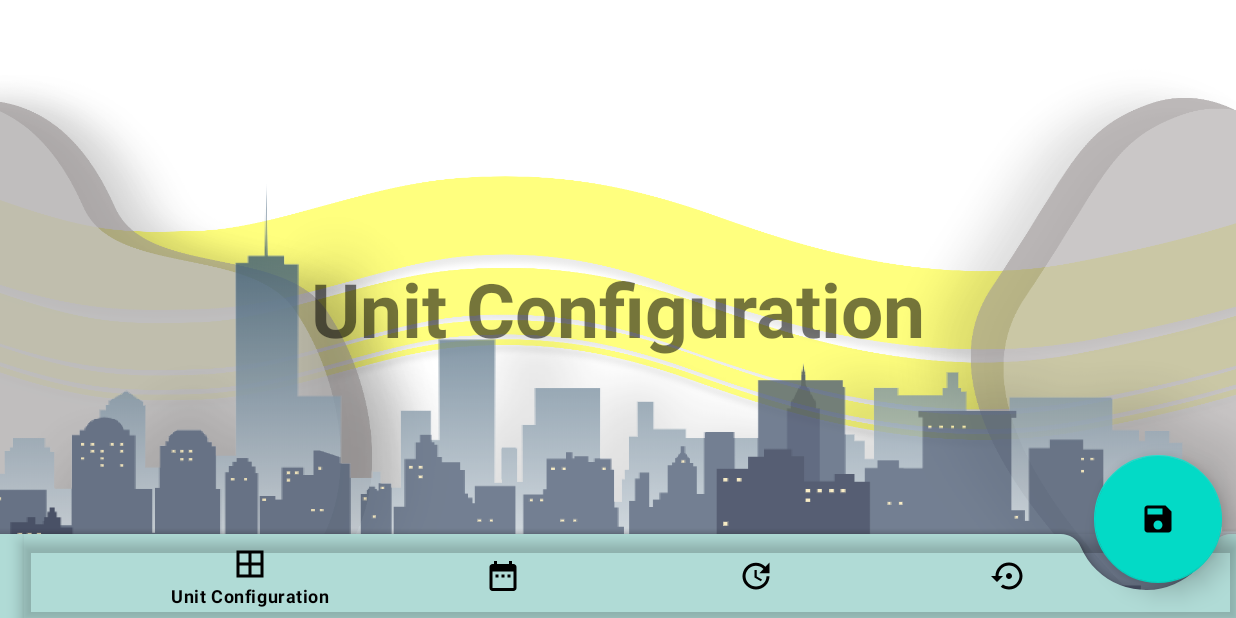
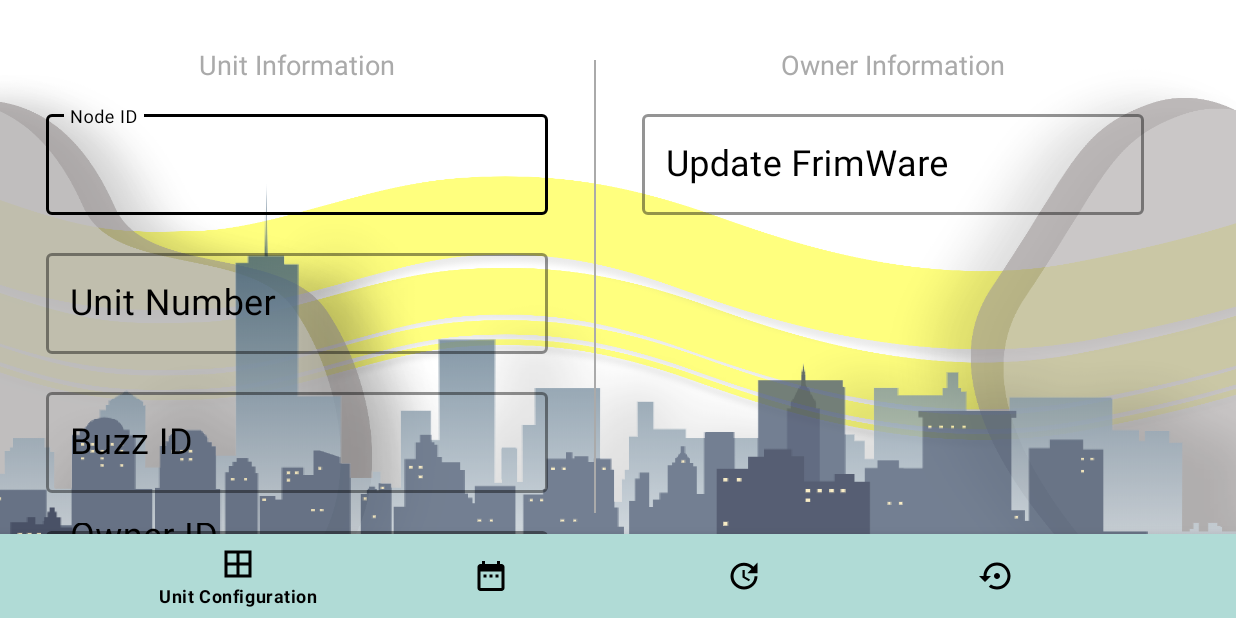
Before and after one commit to Amin397/SmartHome, an Android app: the V_Setting screen opened directly, with no data from a screen before it, on a phone screen of 824 x 412 dp (held sideways). Run offline under Robolectric (Android 15) with nearby library versions, the phone set to English and light mode, and no system bars.

Commit message:
working on V Setting page !!

```diff
--- a/app/build.gradle
+++ b/app/build.gradle
@@ -92,7 +92,7 @@ dependencies {
 
     implementation 'pub.devrel:easypermissions:3.0.0'
     implementation "com.airbnb.android:lottie:3.0.0-beta1"
-    implementation 'com.google.android.material:material:1.0.0'
+    implementation 'com.google.android.material:material:1.1.0'
     implementation 'com.google.zxing:core:3.2.1'
     implementation 'com.journeyapps:zxing-android-embedded:3.2.0@aar'
 
--- a/app/src/main/java/com/mimik/smarthome/userinterface/homePanel/HPIdle.java
+++ b/app/src/main/java/com/mimik/smarthome/userinterface/homePanel/HPIdle.java
@@ -141,7 +141,7 @@ public class HPIdle extends AppCompatActivity implements DeviceAdapter.IDeviceSe
         call_init();
         AdminPanelInit();
 
-        anim_setting.playAnimation();
+        //anim_setting.playAnimation();
 
         img_accept_call.setOnClickListener(acceptCallClickListener);
         img_reject_call.setOnClickListener(rejectCallClicListener);
--- a/app/src/main/java/com/mimik/smarthome/userinterface/visitorPanel/V_Setting.java
+++ b/app/src/main/java/com/mimik/smarthome/userinterface/visitorPanel/V_Setting.java
@@ -7,12 +7,14 @@ import androidx.fragment.app.FragmentTransaction;
 
 import android.os.Bundle;
 import android.view.MenuItem;
+import android.view.View;
 import android.view.Window;
 import android.view.WindowManager;
 
 import com.google.android.material.bottomappbar.BottomAppBar;
 import com.google.android.material.bottomnavigation.BottomNavigationView;
 import com.google.android.material.floatingactionbutton.FloatingActionButton;
+import com.google.android.material.snackbar.Snackbar;
 import com.mimik.smarthome.R;
 import com.mimik.smarthome.fragments.DateAndTime;
 import com.mimik.smarthome.fragments.ResetFactory;
@@ -38,6 +40,16 @@ public class V_Setting extends AppCompatActivity {
         bottom_nav.setOnNavigationItemSelectedListener(mBottomNavItemClickListener);
         bottom_nav.setSelectedItemId(R.id.nav_unit_config_id);
     }
+
+    private FloatingActionButton.OnClickListener mSaveClickListener
+             = new View.OnClickListener() {
+        @Override
+        public void onClick(View v) {
+            Snackbar snackbar = Snackbar
+                    .make(v, "Saved !", Snackbar.LENGTH_SHORT);
+            snackbar.show();
+        }
+    };
 
     private BottomNavigationView.OnNavigationItemSelectedListener mBottomNavItemClickListener
              = new BottomNavigationView.OnNavigationItemSelectedListener() {
@@ -78,7 +90,5 @@ public class V_Setting extends AppCompatActivity {
 
     private void initViews() {
         bottom_nav = (BottomNavigationView) findViewById(R.id.bottom_navigation_view_id);
-        fab_save = (FloatingActionButton) findViewById(R.id.fab_save_id);
-        bottom_appBar = (BottomAppBar) findViewById(R.id.bottom_appbar_id);
     }
 }
--- a/app/src/main/res/layout/activity_v_setting.xml
+++ b/app/src/main/res/layout/activity_v_setting.xml
@@ -15,39 +15,16 @@
         app:layout_behavior="@string/appbar_scrolling_view_behavior" />
 
 
-    <com.google.android.material.bottomappbar.BottomAppBar
-        android:layout_width="match_parent"
-        android:backgroundTint="@color/colorPrimary"
-        android:layout_gravity="bottom"
-        app:fabAlignmentMode="end"
-        android:id="@+id/bottom_appbar_id"
-        app:fabCradleVerticalOffset="10dp"
-        app:fabCradleRoundedCornerRadius="15dp"
-        android:layout_height="wrap_content">
+
 
         <com.google.android.material.bottomnavigation.BottomNavigationView
             android:layout_width="match_parent"
             app:menu="@menu/bottom_nav_menu"
             android:id="@+id/bottom_navigation_view_id"
-            app:elevation="5dp"
             android:layout_gravity="bottom"
-            app:labelVisibilityMode="auto"
             app:itemIconTint="@android:color/black"
             app:itemTextColor="@android:color/black"
-            android:background="#00FFFFFF"
-            android:layout_height="match_parent"/>
-
-    </com.google.android.material.bottomappbar.BottomAppBar>
-
-    <com.google.android.material.floatingactionbutton.FloatingActionButton
-        android:layout_width="wrap_content"
-        app:layout_anchor="@id/bottom_navigation_view_id"
-        app:fabCustomSize="85dp"
-        app:elevation="10dp"
-        android:id="@+id/fab_save_id"
-        android:layout_margin="8dp"
-        android:src="@drawable/ic_save_black_24dp"
-        android:layout_marginEnd="25dp"
-        android:layout_height="wrap_content"/>
+            android:background="@color/colorPrimary"
+            android:layout_height="wrap_content"/>
 
 </androidx.coordinatorlayout.widget.CoordinatorLayout>
--- a/app/src/main/res/layout/home_simple.xml
+++ b/app/src/main/res/layout/home_simple.xml
@@ -36,9 +36,9 @@
     <com.airbnb.lottie.LottieAnimationView
         android:layout_width="300dp"
         app:lottie_fileName="setting.json"
-        app:lottie_loop="true"
+        app:lottie_loop="false"
         app:lottie_speed="0.75"
-        app:lottie_autoPlay="true"
+        app:lottie_autoPlay="false"
         android:id="@+id/anim_setting_h_id"
         android:layout_alignParentBottom="true"
         android:layout_alignParentEnd="true"
--- /dev/null
+++ b/app/src/main/res/layout/owner_info_layout.xml
@@ -0,0 +1,44 @@
+<?xml version="1.0" encoding="utf-8"?>
+<LinearLayout xmlns:android="http://schemas.android.com/apk/res/android"
+    xmlns:app="http://schemas.android.com/apk/res-auto"
+    android:orientation="vertical"
+    android:layout_width="match_parent"
+    android:layout_height="match_parent">
+
+    <RelativeLayout
+        android:layout_width="match_parent"
+        android:layout_margin="15dp"
+        android:id="@+id/relative_owner_info"
+        android:layout_height="wrap_content">
+
+        <TextView
+            android:text="@string/owner_info"
+            android:layout_marginBottom="15dp"
+            android:textSize="18sp"
+            android:textAlignment="center"
+            android:id="@+id/txt_owner_info"
+            android:textColor="@android:color/darker_gray"
+            android:layout_width="match_parent"
+            android:layout_height="wrap_content"/>
+
+        <com.google.android.material.textfield.TextInputLayout
+            android:layout_width="match_parent"
+            style="@style/Widget.MaterialComponents.TextInputLayout.OutlinedBox"
+            android:hint="@string/firm_ware"
+            app:boxStrokeWidth="2dp"
+            android:layout_below="@id/txt_owner_info"
+            app:hintTextColor="@android:color/black"
+            app:boxStrokeColor="@android:color/black"
+            android:textColorHint="@android:color/black"
+            android:layout_height="wrap_content">
+
+            <com.google.android.material.textfield.TextInputEditText
+                android:layout_width="match_parent"
+                android:maxLines="1"
+                android:maxLength="20"
+                android:textSize="24sp"
+                android:layout_height="wrap_content"/>
+        </com.google.android.material.textfield.TextInputLayout>
+
+    </RelativeLayout>
+</LinearLayout>
--- a/app/src/main/res/layout/unit_config.xml
+++ b/app/src/main/res/layout/unit_config.xml
@@ -1,16 +1,31 @@
 <?xml version="1.0" encoding="utf-8"?>
-<RelativeLayout
-    xmlns:android="http://schemas.android.com/apk/res/android"
-    android:orientation="vertical"
+<LinearLayout xmlns:android="http://schemas.android.com/apk/res/android"
+    xmlns:app="http://schemas.android.com/apk/res-auto"
+    android:orientation="horizontal"
+    android:weightSum="1"
     android:layout_width="match_parent"
     android:layout_height="match_parent">
 
-    <TextView
-        android:textSize="50sp"
-        android:text="@string/unit_configuration"
-        android:textStyle="bold"
-        android:layout_centerInParent="true"
-        android:layout_width="wrap_content"
-        android:layout_height="wrap_content"/>
+    <include
+        android:layout_width="0dp"
+        android:layout_weight="0.48"
+        layout="@layout/unit_info_layout"
+        android:layout_margin="15dp"
+        android:layout_height="match_parent"/>
 
-</RelativeLayout>
+    <View
+        android:layout_width="1dp"
+        android:background="@android:color/darker_gray"
+        android:layout_marginTop="40dp"
+        android:layout_marginBottom="70dp"
+        android:layout_height="match_parent"/>
+
+    <include
+        android:layout_width="0dp"
+        layout="@layout/owner_info_layout"
+        android:layout_weight="0.48"
+        android:layout_margin="15dp"
+        android:layout_height="match_parent"/>
+
+
+</LinearLayout>
--- /dev/null
+++ b/app/src/main/res/layout/unit_info_layout.xml
@@ -0,0 +1,135 @@
+<?xml version="1.0" encoding="utf-8"?>
+<LinearLayout xmlns:android="http://schemas.android.com/apk/res/android"
+    xmlns:app="http://schemas.android.com/apk/res-auto"
+    android:orientation="vertical"
+    android:layout_width="match_parent"
+    android:layout_height="match_parent">
+
+    <RelativeLayout
+        android:layout_width="match_parent"
+        android:layout_margin="15dp"
+        android:id="@+id/relative_unit_info"
+        android:layout_height="match_parent">
+
+        <TextView
+            android:textAlignment="center"
+            android:id="@+id/txt_unit_info"
+            android:layout_width="match_parent"
+            android:layout_height="wrap_content"
+            android:layout_marginBottom="15dp"
+            android:text="@string/unit_info"
+            android:textColor="@android:color/darker_gray"
+            android:textSize="18sp" />
+
+        <com.google.android.material.textfield.TextInputLayout
+            android:layout_width="match_parent"
+            android:id="@+id/l_edittext_1"
+            android:layout_below="@id/txt_unit_info"
+            style="@style/Widget.MaterialComponents.TextInputLayout.OutlinedBox"
+            android:hint="@string/node_id"
+            app:boxStrokeWidth="2dp"
+            android:layout_marginBottom="20dp"
+            android:textAlignment="center"
+            app:hintTextColor="@android:color/black"
+            app:boxStrokeColor="@android:color/black"
+            android:textColorHint="@android:color/black"
+            android:layout_height="wrap_content">
+
+            <com.google.android.material.textfield.TextInputEditText
+                android:layout_width="match_parent"
+                android:maxLines="1"
+                android:id="@+id/txt_node_id_id"
+                android:textAlignment="center"
+                android:maxLength="20"
+                android:textSize="24sp"
+                android:layout_height="wrap_content"/>
+        </com.google.android.material.textfield.TextInputLayout>
+
+        <com.google.android.material.textfield.TextInputLayout
+            android:layout_width="match_parent"
+            android:id="@+id/l_edittext_2"
+            android:layout_below="@id/l_edittext_1"
+            android:layout_marginBottom="20dp"
+            style="@style/Widget.MaterialComponents.TextInputLayout.OutlinedBox"
+            android:hint="@string/unit_num"
+            app:boxStrokeWidth="2dp"
+            android:textAlignment="center"
+            app:hintTextColor="@android:color/black"
+            app:boxStrokeColor="@android:color/black"
+            android:textColorHint="@android:color/black"
+            android:layout_height="wrap_content">
+
+            <com.google.android.material.textfield.TextInputEditText
+                android:layout_width="match_parent"
+                android:maxLines="1"
+                android:textAlignment="center"
+                android:maxLength="20"
+                android:textSize="24sp"
+                android:id="@+id/txt_unit_num_id"
+                android:layout_height="wrap_content"/>
+        </com.google.android.material.textfield.TextInputLayout>
+
+        <com.google.android.material.textfield.TextInputLayout
+            android:layout_width="match_parent"
+            android:id="@+id/l_edittext_3"
+            android:layout_below="@id/l_edittext_2"
+            android:layout_marginBottom="20dp"
+            style="@style/Widget.MaterialComponents.TextInputLayout.OutlinedBox"
+            android:hint="@string/buzz_id"
+            app:boxStrokeWidth="2dp"
+            android:textAlignment="center"
+            app:hintTextColor="@android:color/black"
+            app:boxStrokeColor="@android:color/black"
+            android:textColorHint="@android:color/black"
+            android:layout_height="wrap_content">
+
+            <com.google.android.material.textfield.TextInputEditText
+                android:layout_width="match_parent"
+                android:maxLines="1"
+                android:maxLength="20"
+                android:id="@+id/txt_buzz_id_id"
+                android:textAlignment="center"
+                android:textSize="24sp"
+                android:layout_height="wrap_content"/>
+        </com.google.android.material.textfield.TextInputLayout>
+
+        <com.google.android.material.textfield.TextInputLayout
+            android:layout_width="match_parent"
+            android:layout_marginBottom="20dp"
+            android:id="@+id/l_edittext_4"
+            android:layout_below="@id/l_edittext_3"
+            style="@style/Widget.MaterialComponents.TextInputLayout.OutlinedBox"
+            android:hint="@string/owner_id"
+            app:boxStrokeWidth="2dp"
+            app:hintTextColor="@android:color/black"
+            app:boxStrokeColor="@android:color/black"
+            android:textColorHint="@android:color/black"
+            android:layout_height="wrap_content">
+
+            <com.google.android.material.textfield.TextInputEditText
+                android:layout_width="match_parent"
+                android:textAlignment="center"
+                android:maxLines="1"
+                android:id="@+id/txt_owner_id_id"
+                android:maxLength="20"
+                android:textSize="24sp"
+                android:layout_height="wrap_content"/>
+        </com.google.android.material.textfield.TextInputLayout>
+
+        <Button
+            android:text="Save"
+            android:textAlignment="center"
+            android:layout_below="@id/l_edittext_4"
+            android:textSize="24sp"
+            android:backgroundTint="#5c1349"
+            android:layout_marginTop="50dp"
+            android:layout_width="match_parent"
+            android:padding="15dp"
+            android:layout_marginStart="50dp"
+            android:layout_marginEnd="50dp"
+            android:layout_height="wrap_content"/>
+
+    </RelativeLayout>
+
+
+</LinearLayout>
--- a/app/src/main/res/values/strings.xml
+++ b/app/src/main/res/values/strings.xml
@@ -57,5 +57,11 @@
     <string name="date_time">Date and Time</string>
     <string name="firm_ware">Update FrimWare</string>
     <string name="reset_factory">Reset Factory</string>
+    <string name="unit_info">Unit Information</string>
+    <string name="node_id">Node ID</string>
+    <string name="owner_info">Owner Information</string>
+    <string name="unit_num">Unit Number</string>
+    <string name="buzz_id">Buzz ID</string>
+    <string name="owner_id">Owner ID</string>
 
 </resources>
```
